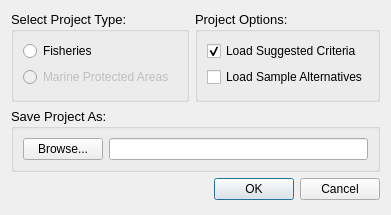
Qt form src/gui/create_project.ui (Ecotrust/delphos) before a commit.
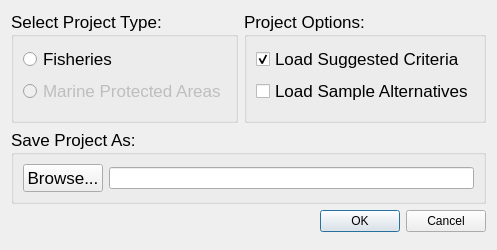
The same form after that commit.

Patch:
```diff
--- a/src/gui/create_project.ui
+++ b/src/gui/create_project.ui
@@ -8,8 +8,8 @@
    <rect>
     <x>0</x>
     <y>0</y>
-    <width>391</width>
-    <height>215</height>
+    <width>428</width>
+    <height>250</height>
    </rect>
   </property>
   <property name="font" >
@@ -34,7 +34,7 @@
              <property name="font" >
               <font>
                <family>Arial</family>
-               <pointsize>10</pointsize>
+               <pointsize>13</pointsize>
                <weight>50</weight>
                <bold>false</bold>
               </font>
@@ -47,7 +47,8 @@
                <widget class="QRadioButton" name="fisheries_type_button" >
                 <property name="font" >
                  <font>
-                  <pointsize>9</pointsize>
+                  <family>Arial</family>
+                  <pointsize>13</pointsize>
                   <weight>50</weight>
                   <bold>false</bold>
                  </font>
@@ -64,7 +65,8 @@
                 </property>
                 <property name="font" >
                  <font>
-                  <pointsize>9</pointsize>
+                  <family>Arial</family>
+                  <pointsize>13</pointsize>
                   <weight>50</weight>
                   <bold>false</bold>
                  </font>
@@ -98,7 +100,7 @@
              <property name="font" >
               <font>
                <family>Arial</family>
-               <pointsize>10</pointsize>
+               <pointsize>13</pointsize>
                <weight>50</weight>
                <bold>false</bold>
               </font>
@@ -111,7 +113,8 @@
                <widget class="QCheckBox" name="default_crit_check" >
                 <property name="font" >
                  <font>
-                  <pointsize>9</pointsize>
+                  <family>Arial</family>
+                  <pointsize>13</pointsize>
                   <weight>50</weight>
                   <bold>false</bold>
                  </font>
@@ -128,7 +131,8 @@
                <widget class="QCheckBox" name="default_altern_check" >
                 <property name="font" >
                  <font>
-                  <pointsize>9</pointsize>
+                  <family>Arial</family>
+                  <pointsize>13</pointsize>
                   <weight>50</weight>
                   <bold>false</bold>
                  </font>
@@ -167,7 +171,7 @@
            <property name="font" >
             <font>
              <family>Arial</family>
-             <pointsize>10</pointsize>
+             <pointsize>13</pointsize>
              <weight>50</weight>
              <bold>false</bold>
             </font>
@@ -180,7 +184,8 @@
              <widget class="QPushButton" name="project_browse_button" >
               <property name="font" >
                <font>
-                <pointsize>9</pointsize>
+                <family>Arial</family>
+                <pointsize>13</pointsize>
                 <weight>50</weight>
                 <bold>false</bold>
                </font>
```
